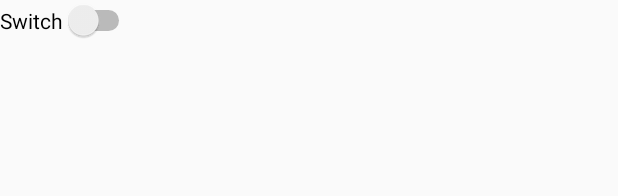
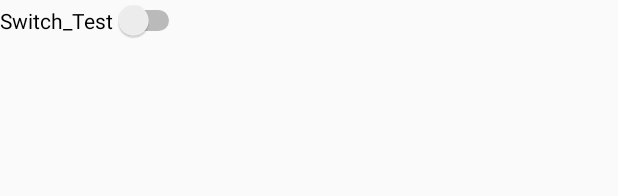
Before and after one commit to Phys-droid/TheWheel, an Android app: the layout activity_main.xml on its own in the app's theme, with its tools: preview values and no code run, on a phone screen of 412 x 824 dp. Shown: the top 196 px of the screen. Run offline under Robolectric (Android 15) with nearby library versions, the phone set to English and light mode, and no system bars.

Commit message:
Added testlabel

```diff
--- a/app/src/main/res/layout/activity_main.xml
+++ b/app/src/main/res/layout/activity_main.xml
@@ -10,7 +10,7 @@
         android:id="@+id/switch1"
         android:layout_width="wrap_content"
         android:layout_height="wrap_content"
-        android:text="Switch"
+        android:text="Switch_Test"
         tools:layout_editor_absoluteX="178dp"
         tools:layout_editor_absoluteY="194dp" />
 </androidx.constraintlayout.widget.ConstraintLayout>
```
